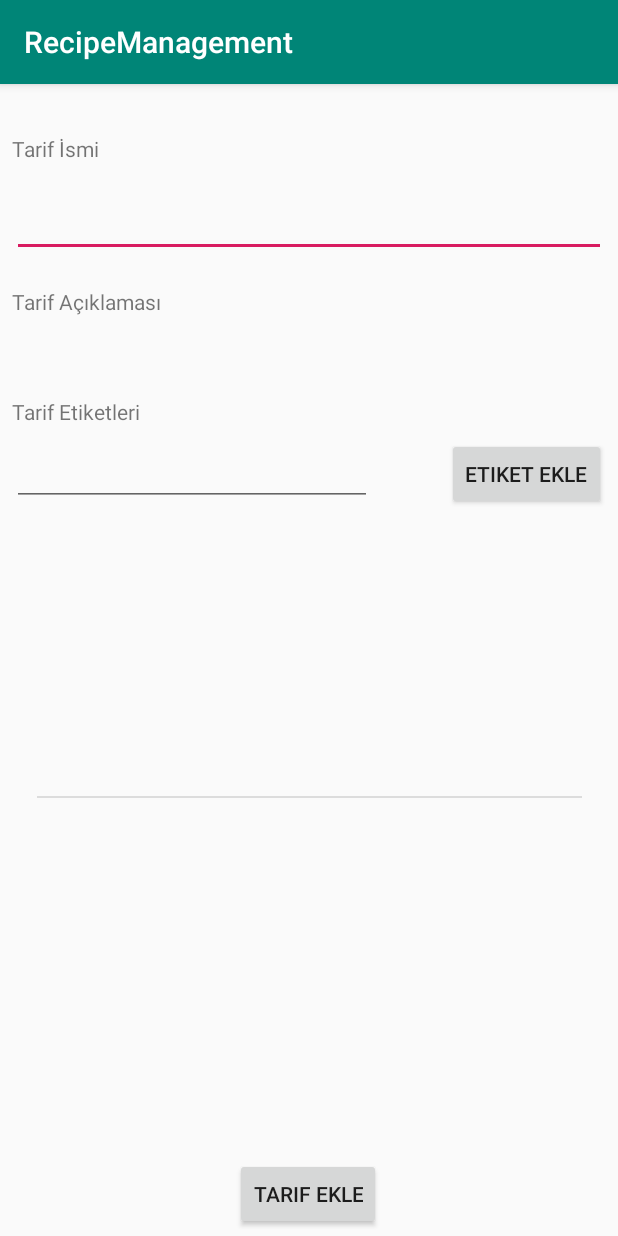
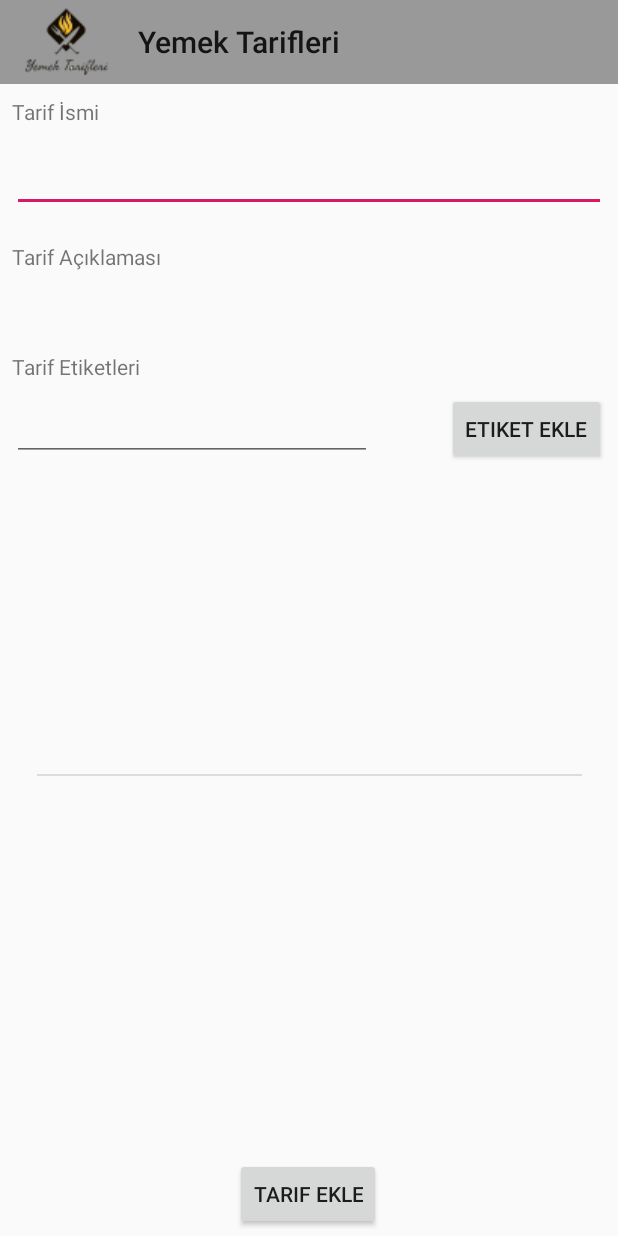
Before and after one commit to burakbaran/Recipe-Management-Service-android, an Android app: the AddActivity screen opened directly, with no data from a screen before it, after a tap on "ETIKET EKLE", on a phone screen of 412 x 824 dp. Run offline under Robolectric (Android 15) with nearby library versions, the phone set to English and light mode, and no system bars.

Commit message:
list of main activity modified. Toolbar added and designed. Recipe actions modified under the of model-view-controller pattern.

```diff
--- a/app/src/main/java/com/recipemanagement/recipemanagement/AddActivity.java
+++ b/app/src/main/java/com/recipemanagement/recipemanagement/AddActivity.java
@@ -4,20 +4,17 @@
 import android.os.StrictMode;
 import android.support.v7.app.AppCompatActivity;
 import android.os.Bundle;
+import android.support.v7.widget.Toolbar;
 import android.view.View;
 import android.widget.AdapterView;
 import android.widget.ArrayAdapter;
 import android.widget.Button;
 import android.widget.EditText;
-import android.widget.ImageView;
-import android.widget.LinearLayout;
 import android.widget.ListView;
-import android.widget.TextView;
 
 import org.json.JSONArray;
 import org.json.JSONException;
 import org.json.JSONObject;
-import org.w3c.dom.Text;
 
 import java.io.IOException;
 import java.io.OutputStream;
@@ -27,6 +24,7 @@
 
 public class AddActivity extends AppCompatActivity {
 
+    private Toolbar toolbar;
     private JSONArray tag = new JSONArray();
     private Button updateOrCreateEvent, addTagToRecipe;
     private ListView tagLists;
@@ -41,12 +39,17 @@
         super.onCreate(savedInstanceState);
         setContentView(R.layout.activity_main2);
 
+        toolbar = (Toolbar) findViewById(R.id.CustomToolBa);
+        setSupportActionBar(toolbar);
+        getSupportActionBar().setTitle("    Yemek Tarifleri");
+        getSupportActionBar().setIcon(R.drawable.asdf);
+
         StrictMode.ThreadPolicy policy = new StrictMode.ThreadPolicy.Builder().permitAll().build();
         StrictMode.setThreadPolicy(policy);
 
 
         updateOrCreateEvent = findViewById(R.id.addRecipe);
-        name = findViewById(R.id.recipeName);
+        name = findViewById(R.id.recipeDetails);
         description = findViewById(R.id.recipeDescription);
         tags = findViewById(R.id.recipeTags);
         tagLists = findViewById(R.id.tagLists);
--- a/app/src/main/res/layout/activity_main2.xml
+++ b/app/src/main/res/layout/activity_main2.xml
@@ -1,28 +1,38 @@
 <?xml version="1.0" encoding="utf-8"?>
-<ScrollView xmlns:android="http://schemas.android.com/apk/res/android"
+<RelativeLayout xmlns:android="http://schemas.android.com/apk/res/android"
     xmlns:app="http://schemas.android.com/apk/res-auto"
     xmlns:tools="http://schemas.android.com/tools"
     android:layout_width="match_parent"
     android:layout_height="match_parent"
-    android:fillViewport="true"
+
     tools:context=".RecipeActivity">
+
+    <include layout="@layout/toolbar"
+        android:id="@+id/CustomToolBa"/>
+
+    <ScrollView
+        android:layout_width="match_parent"
+        android:layout_height="match_parent"
+        android:fillViewport="true" >
+
+
 
         <android.support.constraint.ConstraintLayout
             android:layout_width="match_parent"
-        android:layout_height="match_parent">
+            android:layout_height="wrap_content">
 
             <EditText
-            android:id="@+id/recipeName"
+                android:id="@+id/recipeDetails"
                 android:layout_width="0dp"
                 android:layout_height="49dp"
                 android:layout_marginStart="8dp"
-            android:layout_marginTop="66dp"
+                android:layout_marginTop="92dp"
                 android:layout_marginEnd="8dp"
                 android:ems="10"
                 android:inputType="textMultiLine"
                 app:autoSizeTextType="uniform"
                 app:layout_constraintEnd_toEndOf="parent"
-            app:layout_constraintHorizontal_bias="0.509"
+                app:layout_constraintHorizontal_bias="0.0"
                 app:layout_constraintStart_toStartOf="parent"
                 app:layout_constraintTop_toTopOf="parent" />
 
@@ -41,7 +51,7 @@
                 app:layout_constraintEnd_toEndOf="parent"
                 app:layout_constraintHorizontal_bias="0.509"
                 app:layout_constraintStart_toStartOf="parent"
-            app:layout_constraintTop_toBottomOf="@+id/recipeName" />
+                app:layout_constraintTop_toBottomOf="@+id/recipeDetails" />
 
             <EditText
                 android:id="@+id/recipeTags"
@@ -79,12 +89,12 @@
                 android:layout_marginEnd="8dp"
                 android:layout_marginBottom="8dp"
                 android:text="Tarif İsmi"
-            app:layout_constraintBottom_toTopOf="@+id/recipeName"
-            app:layout_constraintEnd_toEndOf="@+id/recipeName"
+                app:layout_constraintBottom_toTopOf="@+id/recipeDetails"
+                app:layout_constraintEnd_toEndOf="@+id/recipeDetails"
                 app:layout_constraintHorizontal_bias="0.0"
-            app:layout_constraintStart_toStartOf="@+id/recipeName"
+                app:layout_constraintStart_toStartOf="@+id/recipeDetails"
                 app:layout_constraintTop_toTopOf="parent"
-            app:layout_constraintVertical_bias="0.827" />
+                app:layout_constraintVertical_bias="1.0" />
 
             <TextView
                 android:id="@+id/textView2"
@@ -98,7 +108,7 @@
                 app:layout_constraintEnd_toEndOf="@+id/recipeDescription"
                 app:layout_constraintHorizontal_bias="0.0"
                 app:layout_constraintStart_toStartOf="@+id/recipeDescription"
-            app:layout_constraintTop_toBottomOf="@+id/recipeName"
+                app:layout_constraintTop_toBottomOf="@+id/recipeDetails"
                 app:layout_constraintVertical_bias="0.0" />
 
             <TextView
@@ -164,3 +174,4 @@
 
         </android.support.constraint.ConstraintLayout>
     </ScrollView>
+</RelativeLayout>
--- /dev/null
+++ b/app/src/main/res/layout/toolbar.xml
@@ -0,0 +1,7 @@
+<?xml version="1.0" encoding="utf-8"?>
+<android.support.v7.widget.Toolbar xmlns:android="http://schemas.android.com/apk/res/android"
+    android:layout_width="match_parent"
+    android:layout_height="wrap_content"
+    android:background="#999999">
+
+</android.support.v7.widget.Toolbar>
--- a/app/src/main/res/values/styles.xml
+++ b/app/src/main/res/values/styles.xml
@@ -1,7 +1,7 @@
 <resources>
 
     <!-- Base application theme. -->
-    <style name="AppTheme" parent="Theme.AppCompat.Light.DarkActionBar">
+    <style name="AppTheme" parent="Theme.AppCompat.Light.NoActionBar">
         <!-- Customize your theme here. -->
         <item name="colorPrimary">@color/colorPrimary</item>
         <item name="colorPrimaryDark">@color/colorPrimaryDark</item>
```
Also changed, not shown: app/src/main/java/com/recipemanagement/recipemanagement/MainActivity.java (+41 -9 lines), app/src/main/java/com/recipemanagement/recipemanagement/RecipeActivity.java (+10 -20 lines), app/src/main/java/com/recipemanagement/recipemanagement/RecipeArrayAdapter.java (+45 -2 lines), app/src/main/java/com/recipemanagement/recipemanagement/models/RecipeModel.java (added, +46 -0 lines), app/src/main/res/layout/activity_main.xml (+23 -5 lines), app/src/main/res/layout/activity_recipe.xml (+6 -6 lines), app/src/main/res/layout/row_of_list.xml (+48 -1 lines), app/src/main/res/drawable/asdf.png (added), app/src/main/res/drawable/dummy.jpg (added). Lines whose indentation alone changed are shown as unchanged.
